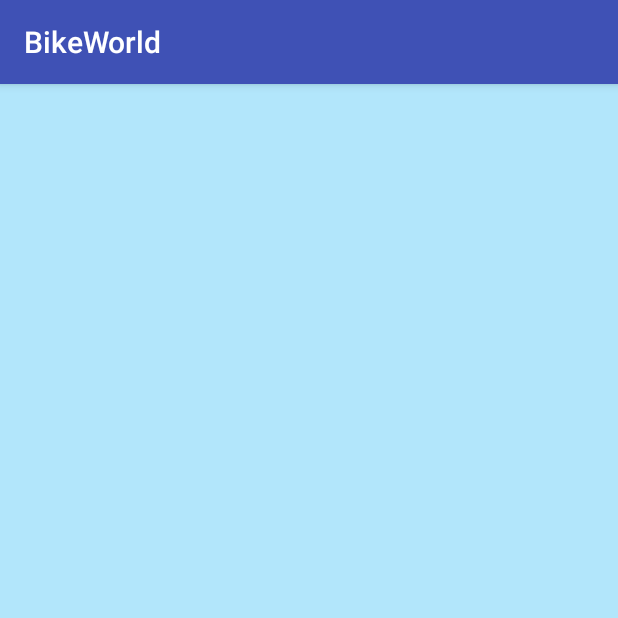
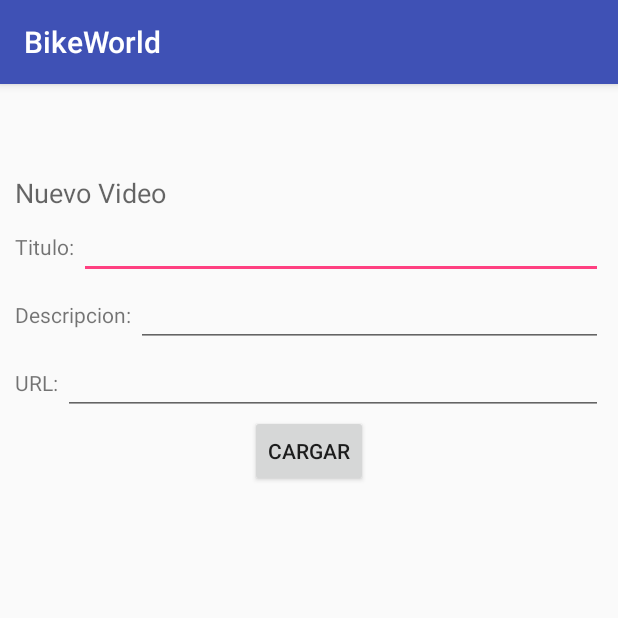
Before and after one commit to 46989414t/BikeWorld, an Android app: the fragment FragmentTabla2 shown on its own in the app's theme, on a phone screen of 412 x 824 dp, the top half of it. Run offline under Robolectric (Android 15) with nearby library versions, the phone set to English and light mode, and no system bars; libraries missing offline, so code that uses them is left out: com.firebase.client; 1 statement that could not run was skipped.

Commit message:
no carga nuevos videos

```diff
--- a/app/src/main/java/com/bikeworld/bikeworld/NuevoMenuMiPerfil.java
+++ b/app/src/main/java/com/bikeworld/bikeworld/NuevoMenuMiPerfil.java
@@ -38,6 +38,7 @@ public class NuevoMenuMiPerfil extends Fragment {
     }
 
     public static FragmentTabla1 f1;
+    public static FragmentTabla1 f2;
     @Override
     public View onCreateView(LayoutInflater inflater, ViewGroup container,
                              Bundle savedInstanceState) {
@@ -54,6 +55,10 @@ public class NuevoMenuMiPerfil extends Fragment {
         f1 = new FragmentTabla1();
         f1.setEmailT1(emailUsuario);
         f1.setNombreT1(nombreUsuario);
+
+        f2 = new FragmentTabla1();
+        f2.setEmailT1(emailUsuario);
+        f2.setNombreT1(nombreUsuario);
 
 
         Tablas fragmenttab = new Tablas();
--- a/app/src/main/java/com/bikeworld/bikeworld/TablasUsuario/FragmentTabla1.java
+++ b/app/src/main/java/com/bikeworld/bikeworld/TablasUsuario/FragmentTabla1.java
@@ -172,11 +172,13 @@ public class FragmentTabla1 extends NuevoMenuMiPerfil {
 
             @Override
             public void onChildChanged(DataSnapshot dataSnapshot, String s) {
+                adaptador2.notifyDataSetChanged();
 
             }
 
             @Override
             public void onChildRemoved(DataSnapshot dataSnapshot) {
+                adaptador2.notifyDataSetChanged();
 
             }
 
@@ -230,7 +232,7 @@ public class FragmentTabla1 extends NuevoMenuMiPerfil {
 
     private void insertarVideos(Firebase pathGeneral) {
         Date date = new Date();
-        NuevoVideo v1 = new NuevoVideo("enric@admin.com", "tituilo2", "descrip2", date,"https://www.youtube.com/watch?v=R4aMHPPKYRE",null);
+        NuevoVideo v1 = new NuevoVideo("enric@admin.com", "tituilo2", "descrip2", date,"https://www.youtube.com/watch?v=R4aMHPPKYRE");
         pathGeneral.child("videos").child("video_"+date).setValue(v1);
 
     }
--- a/app/src/main/java/com/bikeworld/bikeworld/TablasUsuario/FragmentTabla2.java
+++ b/app/src/main/java/com/bikeworld/bikeworld/TablasUsuario/FragmentTabla2.java
@@ -6,27 +6,103 @@ import android.support.v4.app.Fragment;
 import android.view.LayoutInflater;
 import android.view.View;
 import android.view.ViewGroup;
+import android.widget.Button;
+import android.widget.EditText;
+import android.widget.Toast;
 
+import com.bikeworld.bikeworld.NuevoMenuMiPerfil;
+import com.bikeworld.bikeworld.ObjetosNuevos.NuevoVideo;
 import com.bikeworld.bikeworld.R;
+import com.firebase.client.Firebase;
+
+import java.util.Date;
 
 
 /**
  * A simple {@link Fragment} subclass.
  */
-public class FragmentTabla2 extends Fragment {
-
+public class FragmentTabla2 extends NuevoMenuMiPerfil{
+    String emailT2;
+    String nombreT2;
 
     public FragmentTabla2() {
+        super();
         // Required empty public constructor
     }
 
+    public FragmentTabla2(String nombreUsuario, String emailUsuario, String emailT1, String nombreT1) {
+        super(nombreUsuario, emailUsuario);
+        this.emailT2 = emailT1;
+        this.nombreT2 = nombreT1;
+    }
 
+    public FragmentTabla2(String emailT1, String nombreT1) {
+        this.emailT2 = emailT1;
+        this.nombreT2 = nombreT1;
+    }
+
+    public String getEmailT1() {
+        return emailT2;
+    }
+
+    public void setEmailT1(String emailT1) {
+        this.emailT2 = emailT1;
+    }
+
+    public String getNombreT1() {
+        return nombreT2;
+    }
+
+    public void setNombreT1(String nombreT1) {
+        this.nombreT2 = nombreT1;
+    }
+
+    private EditText titulo;
+    private EditText descripcion;
+    private EditText URL;
+    private Button cargar;
+
+    public static String rutaGeneral = "https://dazzling-inferno-4414.firebaseio.com/";
+
+    NuevoVideo nuevoVideo;
     @Override
     public View onCreateView(LayoutInflater inflater, ViewGroup container,
                              Bundle savedInstanceState) {
+        final View rootView = inflater.inflate(R.layout.fragment_fragment_tabla2, container, false);
+        final Firebase pathGeneral = new Firebase(rutaGeneral);
+
+        titulo = (EditText) rootView.findViewById(R.id.idTituloNuevoVideo);
+        descripcion = (EditText) rootView.findViewById(R.id.idDescripcionNuevoVideo);
+        URL = (EditText) rootView.findViewById(R.id.idURLNuevoVideo);
+        cargar = (Button) rootView.findViewById(R.id.idBotonCargarNuevoVideo);
+
+        nuevoVideo = new NuevoVideo();
+
+
+       cargar.setOnClickListener(new View.OnClickListener() {
+            @Override
+            public void onClick(View v) {
+                if(nuevoVideo.getTitulo().equals("") || nuevoVideo.getDescripcion().equals("") || nuevoVideo.getUrl().equals("")){
+                    Toast toast = Toast.makeText(getActivity(), "Campos vacíos", Toast.LENGTH_LONG);
+                    toast.show();
+                }else{
+                    Date date =new Date();
+
+                    nuevoVideo.setTitulo(titulo.getText().toString());
+                    nuevoVideo.setDescripcion(descripcion.getText().toString());
+                    nuevoVideo.setUrl(URL.getText().toString());
+                    nuevoVideo.setEmaiUser(f2.getEmailT1());
+                    nuevoVideo.setFecha(date);
+                    pathGeneral.child("videos").child("video_"+nuevoVideo.getFecha()).setValue(nuevoVideo);
+                    titulo.setText("");
+                    descripcion.setText("");
+                    URL.setText("");
+                }
+            }
+        });
+
         // Inflate the layout for this fragment
-        return inflater.inflate(R.layout.fragment_fragment_tabla2, container, false);
+        return rootView;
     }
 
-
 }
--- a/app/src/main/java/com/bikeworld/bikeworld/TablasUsuario/Tablas.java
+++ b/app/src/main/java/com/bikeworld/bikeworld/TablasUsuario/Tablas.java
@@ -35,7 +35,7 @@ public class Tablas extends Fragment {
 
         mTabHost.addTab(mTabHost.newTabSpec("fragmentb").setIndicator("Mis Videos"),
                 FragmentTabla1.class, null);
-        mTabHost.addTab(mTabHost.newTabSpec("fragmentc").setIndicator("Fragment C"),
+        mTabHost.addTab(mTabHost.newTabSpec("fragmentc").setIndicator("Nuevo"),
                 FragmentTabla2.class, null);
         /*mTabHost.addTab(mTabHost.newTabSpec("fragmentd").setIndicator("Fragment D"),
                 FragmentD.class, null);*/
--- a/app/src/main/res/layout/fragment_fragment_tabla2.xml
+++ b/app/src/main/res/layout/fragment_fragment_tabla2.xml
@@ -1,14 +1,86 @@
 <FrameLayout xmlns:android="http://schemas.android.com/apk/res/android"
     xmlns:tools="http://schemas.android.com/tools" android:layout_width="match_parent"
-    android:layout_height="match_parent" tools:context="com.bikeworld.bikeworld.TablasUsuario.FragmentTabla2"
-    android:background="#b2e6fb">
+    android:layout_height="match_parent" tools:context="com.bikeworld.bikeworld.TablasUsuario.FragmentTabla2">
 
     <!-- TODO: Update blank fragment layout -->
 
-    <ListView
-        android:layout_width="wrap_content"
+    <LinearLayout
+        android:orientation="vertical"
+        android:layout_width="match_parent"
         android:layout_height="wrap_content"
-        android:id="@+id/listView"
-        android:layout_gravity="center"
-        android:layout_marginTop="30dp" />
+        android:layout_marginTop="60dp"
+        android:layout_marginLeft="10dp"
+        android:layout_marginRight="10dp"
+        android:layout_marginBottom="10dp">
+
+        <TextView
+            android:layout_width="wrap_content"
+            android:layout_height="wrap_content"
+            android:textAppearance="?android:attr/textAppearanceMedium"
+            android:text="Nuevo Video"
+            android:id="@+id/textView6" />
+
+        <LinearLayout
+            android:orientation="horizontal"
+            android:layout_width="match_parent"
+            android:layout_height="wrap_content">
+
+            <TextView
+                android:layout_width="wrap_content"
+                android:layout_height="wrap_content"
+                android:textAppearance="?android:attr/textAppearanceSmall"
+                android:text="Titulo: "
+                android:id="@+id/textView21" />
+
+            <EditText
+                android:layout_width="match_parent"
+                android:layout_height="wrap_content"
+                android:id="@+id/idTituloNuevoVideo" />
+        </LinearLayout>
+
+        <LinearLayout
+            android:orientation="horizontal"
+            android:layout_width="match_parent"
+            android:layout_height="wrap_content" >
+
+            <TextView
+                android:layout_width="wrap_content"
+                android:layout_height="wrap_content"
+                android:textAppearance="?android:attr/textAppearanceSmall"
+                android:text="Descripcion: "
+                android:id="@+id/textView22" />
+
+            <EditText
+                android:layout_width="match_parent"
+                android:layout_height="wrap_content"
+                android:id="@+id/idDescripcionNuevoVideo" />
+        </LinearLayout>
+
+        <LinearLayout
+            android:orientation="horizontal"
+            android:layout_width="match_parent"
+            android:layout_height="wrap_content" >
+
+            <TextView
+                android:layout_width="wrap_content"
+                android:layout_height="wrap_content"
+                android:textAppearance="?android:attr/textAppearanceSmall"
+                android:text="URL: "
+                android:id="@+id/textView23" />
+
+            <EditText
+                android:layout_width="match_parent"
+                android:layout_height="wrap_content"
+                android:id="@+id/idURLNuevoVideo" />
+        </LinearLayout>
+
+        <Button
+            style="?android:attr/buttonStyleSmall"
+            android:layout_width="wrap_content"
+            android:layout_height="wrap_content"
+            android:text="cargar"
+            android:id="@+id/idBotonCargarNuevoVideo"
+            android:layout_gravity="center_horizontal" />
+
+    </LinearLayout>
 </FrameLayout>
```
Also changed, not shown: app/src/main/java/com/bikeworld/bikeworld/ObjetosNuevos/NuevoVideo.java (+2 -10 lines), app/src/main/java/com/bikeworld/bikeworld/TablasComunidad/TablaCom2.java (+67 -2 lines).
